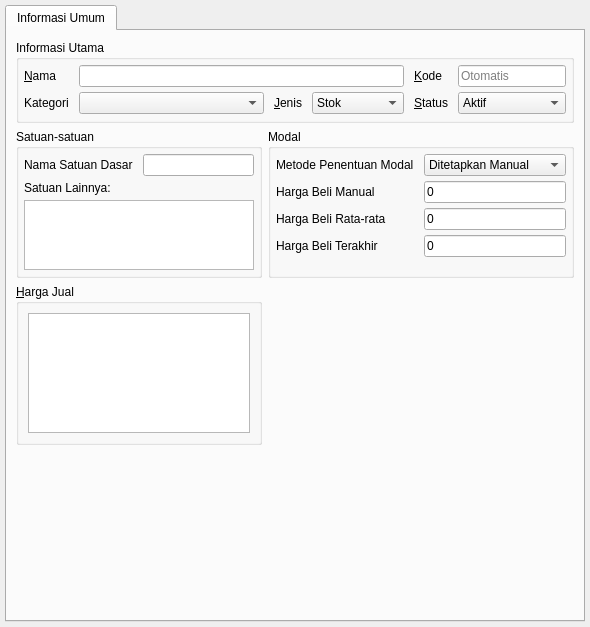
The window that src/app/producteditor.ui (shift-karya-teknologi/shift-ims-desktop) describes before a commit, drawn with Qt 5.
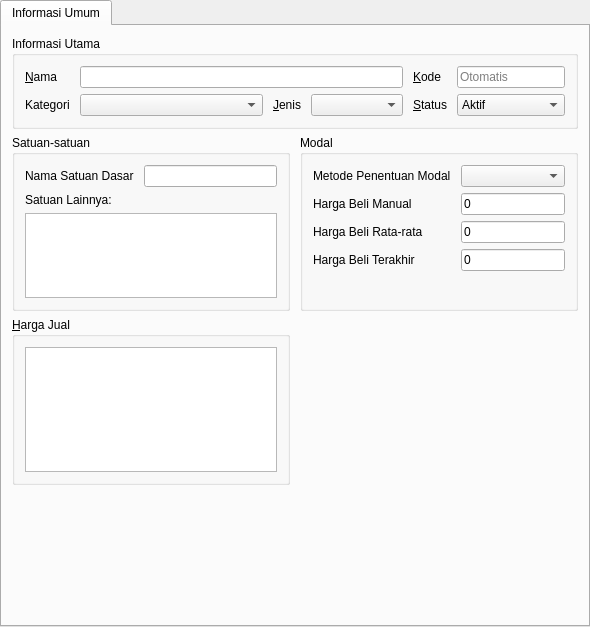
The same window after the commit.

What changed in the file:
```diff
--- a/src/app/producteditor.ui
+++ b/src/app/producteditor.ui
@@ -11,23 +11,23 @@
    </rect>
   </property>
   <property name="windowTitle">
-   <string>Produk Baru</string>
+   <string/>
   </property>
   <layout class="QVBoxLayout" name="verticalLayout" stretch="0">
    <property name="spacing">
-    <number>5</number>
+    <number>0</number>
    </property>
    <property name="leftMargin">
-    <number>5</number>
+    <number>0</number>
    </property>
    <property name="topMargin">
-    <number>5</number>
+    <number>0</number>
    </property>
    <property name="rightMargin">
-    <number>5</number>
+    <number>0</number>
    </property>
    <property name="bottomMargin">
-    <number>5</number>
+    <number>0</number>
    </property>
    <item>
     <widget class="QTabWidget" name="tabWidget">
@@ -36,6 +36,24 @@
        <string>Informasi Umum</string>
       </attribute>
       <layout class="QGridLayout" name="gridLayout_2" rowstretch="1,1,1,2">
+       <property name="leftMargin">
+        <number>10</number>
+       </property>
+       <property name="topMargin">
+        <number>10</number>
+       </property>
+       <property name="rightMargin">
+        <number>10</number>
+       </property>
+       <property name="bottomMargin">
+        <number>10</number>
+       </property>
+       <property name="horizontalSpacing">
+        <number>10</number>
+       </property>
+       <property name="verticalSpacing">
+        <number>6</number>
+       </property>
        <item row="0" column="0" colspan="2">
         <widget class="QGroupBox" name="generalGroup">
          <property name="title">
@@ -43,22 +61,22 @@
          </property>
          <layout class="QGridLayout" name="gridLayout" columnstretch="0,2,0,1,0,0">
           <property name="leftMargin">
-           <number>5</number>
+           <number>10</number>
           </property>
           <property name="topMargin">
-           <number>5</number>
+           <number>10</number>
           </property>
           <property name="rightMargin">
-           <number>5</number>
+           <number>10</number>
           </property>
           <property name="bottomMargin">
-           <number>5</number>
+           <number>10</number>
           </property>
           <property name="horizontalSpacing">
            <number>10</number>
           </property>
           <property name="verticalSpacing">
-           <number>5</number>
+           <number>6</number>
           </property>
           <item row="0" column="4">
            <widget class="QLabel" name="label_3">
@@ -84,23 +102,7 @@
            <widget class="QComboBox" name="categoryComboBox"/>
           </item>
           <item row="1" column="3">
-           <widget class="QComboBox" name="typeComboBox">
-            <item>
-             <property name="text">
-              <string>Stok</string>
-             </property>
-            </item>
-            <item>
-             <property name="text">
-              <string>Non Stok</string>
-             </property>
-            </item>
-            <item>
-             <property name="text">
-              <string>Jasa</string>
-             </property>
-            </item>
-           </widget>
+           <widget class="QComboBox" name="typeComboBox"/>
           </item>
           <item row="1" column="0">
            <widget class="QLabel" name="label_6">
@@ -179,19 +181,19 @@
            <number>10</number>
           </property>
           <property name="verticalSpacing">
-           <number>5</number>
+           <number>6</number>
           </property>
           <property name="leftMargin">
-           <number>5</number>
+           <number>10</number>
           </property>
           <property name="topMargin">
-           <number>5</number>
+           <number>10</number>
           </property>
           <property name="rightMargin">
-           <number>5</number>
+           <number>10</number>
           </property>
           <property name="bottomMargin">
-           <number>5</number>
+           <number>10</number>
           </property>
           <item row="0" column="0">
            <widget class="QLabel" name="label_4">
@@ -215,7 +217,7 @@
             <property name="minimumSize">
              <size>
               <width>0</width>
-              <height>0</height>
+              <height>85</height>
              </size>
             </property>
             <property name="alternatingRowColors">
@@ -280,19 +282,19 @@
            <number>10</number>
           </property>
           <property name="verticalSpacing">
-           <number>5</number>
+           <number>6</number>
           </property>
           <property name="leftMargin">
-           <number>5</number>
+           <number>10</number>
           </property>
           <property name="topMargin">
-           <number>5</number>
+           <number>10</number>
           </property>
           <property name="rightMargin">
-           <number>5</number>
+           <number>10</number>
           </property>
           <property name="bottomMargin">
-           <number>5</number>
+           <number>10</number>
           </property>
           <item row="0" column="0">
            <widget class="QLabel" name="label_8">
@@ -302,23 +304,7 @@
            </widget>
           </item>
           <item row="0" column="1">
-           <widget class="QComboBox" name="costingMethodComboBox">
-            <item>
-             <property name="text">
-              <string>Ditetapkan Manual</string>
-             </property>
-            </item>
-            <item>
-             <property name="text">
-              <string>Harga Beli Rata-rata</string>
-             </property>
-            </item>
-            <item>
-             <property name="text">
-              <string>Harga Beli Terakhir</string>
-             </property>
-            </item>
-           </widget>
+           <widget class="QComboBox" name="costingMethodComboBox"/>
           </item>
           <item row="1" column="0">
            <widget class="QLabel" name="label_9">
@@ -380,12 +366,27 @@
           <string>&amp;Harga Jual</string>
          </property>
          <layout class="QVBoxLayout" name="verticalLayout_2">
+          <property name="spacing">
+           <number>6</number>
+          </property>
+          <property name="leftMargin">
+           <number>10</number>
+          </property>
+          <property name="topMargin">
+           <number>10</number>
+          </property>
+          <property name="rightMargin">
+           <number>10</number>
+          </property>
+          <property name="bottomMargin">
+           <number>10</number>
+          </property>
           <item>
            <widget class="QTableView" name="priceTableView">
             <property name="minimumSize">
              <size>
               <width>0</width>
-              <height>120</height>
+              <height>125</height>
              </size>
             </property>
             <property name="alternatingRowColors">
@@ -397,6 +398,9 @@
             <property name="sortingEnabled">
              <bool>false</bool>
             </property>
+            <property name="cornerButtonEnabled">
+             <bool>false</bool>
+            </property>
             <attribute name="horizontalHeaderStretchLastSection">
              <bool>false</bool>
             </attribute>
```
